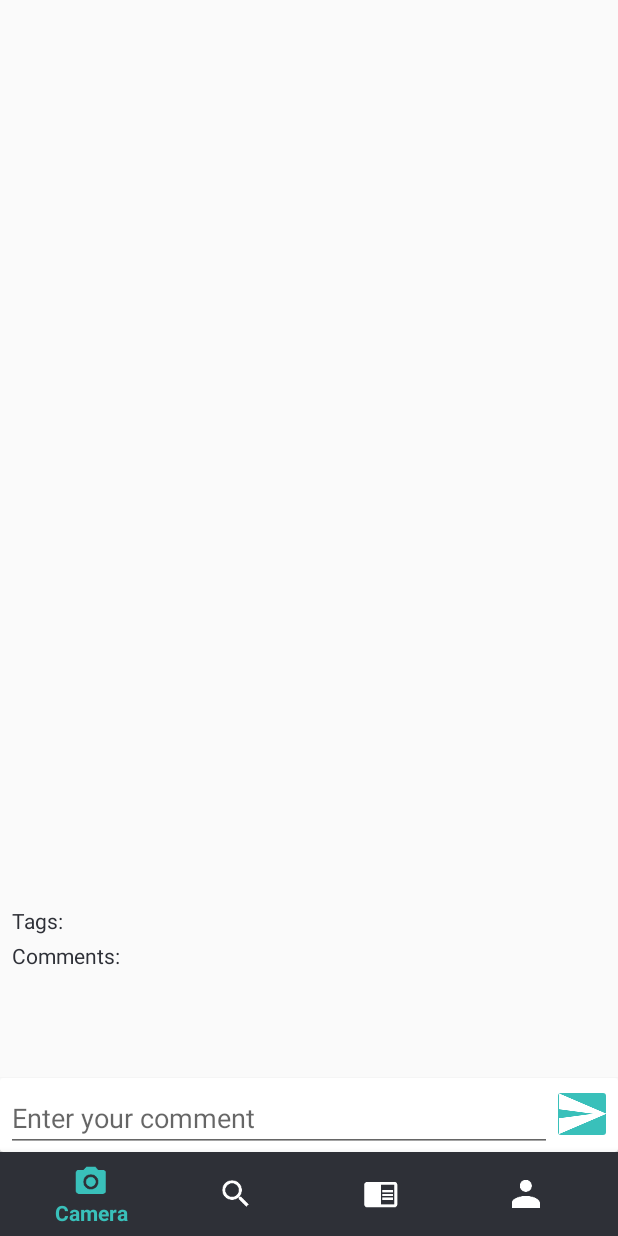
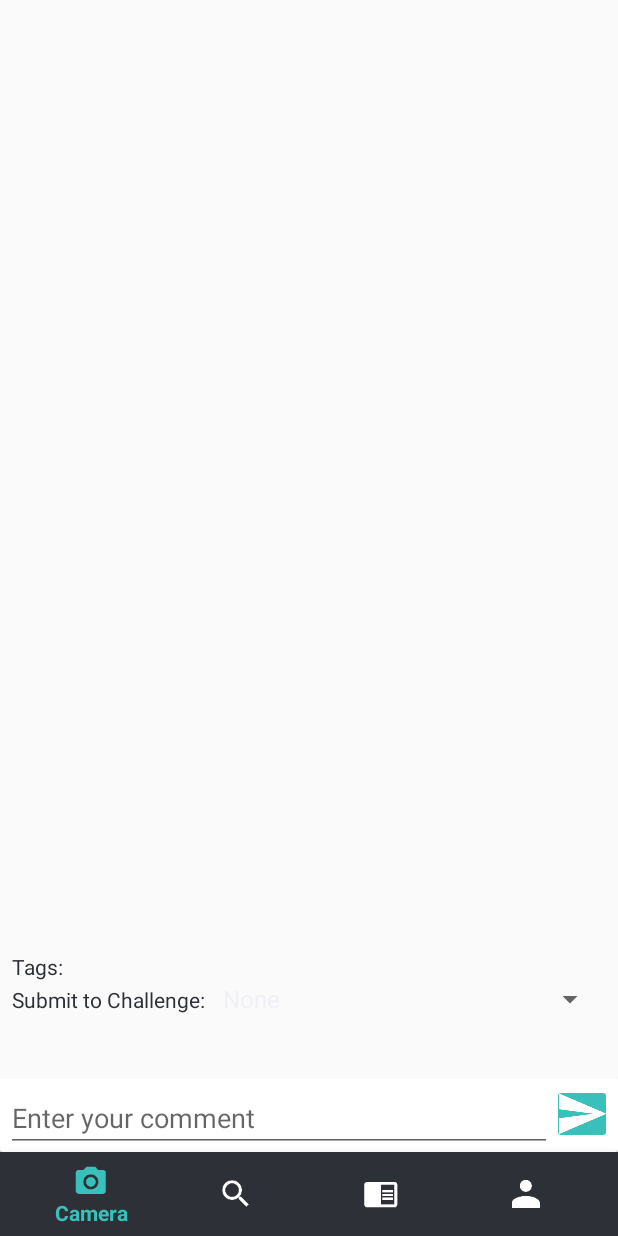
Before and after one commit to Jia-Yao/PICoachU, an Android app: the PublishActivity screen opened directly, with no data from a screen before it, on a phone screen of 412 x 824 dp. Run offline under Robolectric (Android 15) with nearby library versions, the phone set to English and light mode, and no system bars; libraries missing offline, so code that uses them is left out: org.json.simple; 1 statement that could not run was skipped.

Commit message:
work in progress: publish page.
1. add spinner and add tag
2. fix bugs with JSON
3. todo: finish publish page and make sure new photo is working

```diff
--- a/PICoachU/app/src/main/java/cs147/picoachu/ExploreActivity.java
+++ b/PICoachU/app/src/main/java/cs147/picoachu/ExploreActivity.java
@@ -82,7 +82,6 @@ public class ExploreActivity extends AppCompatActivity {
 
 
 
-
         sendButton = (ImageButton) findViewById(R.id.sendButton);
         sendButton.setEnabled(false);
         commentInput = (EditText) findViewById(R.id.commentInput);
@@ -114,7 +113,7 @@ public class ExploreActivity extends AppCompatActivity {
                 SquareImageView image;
                 int counter = 0, resID;
                 //ArrayList<Integer> photoids = Data.getUser(Data.currentUserId).photos;
-                for (int i =1; i<= 10; i++){
+                for (int i =1; i<= Data.getMaxPhotoId(); i++){
                     if (counter%3 == 0){
                         tr = new TableRow(ExploreActivity.this);
                         tr.setLayoutParams(new ViewGroup.LayoutParams(ViewGroup.LayoutParams.MATCH_PARENT, ViewGroup.LayoutParams.WRAP_CONTENT));
--- a/PICoachU/app/src/main/java/cs147/picoachu/MeActivity.java
+++ b/PICoachU/app/src/main/java/cs147/picoachu/MeActivity.java
@@ -97,6 +97,10 @@ public class MeActivity extends AppCompatActivity {
         navigation_menu = navigation.getMenu();
         MenuItem menuItem = navigation_menu.getItem(3);
         menuItem.setChecked(true);
+
+
+        // update user photos
+        Data.UpdateAllUsers(getExternalFilesDir(null).toString());
 
         // Set up profile information
         ImageView imageView = (ImageView) findViewById(R.id.profilePhotoView);
@@ -264,6 +268,8 @@ public class MeActivity extends AppCompatActivity {
     public void onPause() {
         super.onPause();
         overridePendingTransition(0, 0);
+        // dump info of extra images to json files
+        Data.DumpAllUsers(getExternalFilesDir(null).toString());
     }
 
 }
--- a/PICoachU/app/src/main/java/cs147/picoachu/PublishActivity.java
+++ b/PICoachU/app/src/main/java/cs147/picoachu/PublishActivity.java
@@ -1,5 +1,6 @@
 package cs147.picoachu;
 
+import android.app.Activity;
 import android.content.Intent;
 import android.graphics.Bitmap;
 import android.graphics.BitmapFactory;
@@ -9,9 +10,15 @@ import android.support.v7.app.AppCompatActivity;
 import android.os.Bundle;
 import android.view.Menu;
 import android.view.MenuItem;
+import android.view.View;
+import android.widget.AdapterView;
+import android.widget.ArrayAdapter;
 import android.widget.ImageView;
+import android.widget.Spinner;
 
 import java.io.File;
+import java.util.ArrayList;
+import java.util.Arrays;
 
 public class PublishActivity extends AppCompatActivity {
 
@@ -101,5 +108,76 @@ public class PublishActivity extends AppCompatActivity {
             }
         }
 
+        // set spinner
+        Spinner spinner = (Spinner) findViewById(R.id.challengeDropDown);
+        // Create an ArrayAdapter using the string array and a default spinner layout
+        ArrayList<String> challenges = new ArrayList<String>();
+        challenges.add("None");
+        for (int chaId : Data.getUser(userid).acceptedChallenges){
+            challenges.add(Data.getChallenge(chaId).title);
+        }
+        for (int chaId : Data.getUser(userid).completedChallenges){
+            challenges.add(Data.getChallenge(chaId).title);
+        }
+        ArrayAdapter adapter = new ArrayAdapter<String>(getApplicationContext(),
+                android.R.layout.simple_spinner_item, challenges);
+        // Specify the layout to use when the list of choices appears
+        adapter.setDropDownViewResource(android.R.layout.simple_spinner_dropdown_item);
+        // Apply the adapter to the spinner
+        spinner.setAdapter(adapter);
+
+        spinner.setOnItemSelectedListener(new SpinnerActivity());
+
     }
+
+    // properties for new photo
+    private int forChallenge = -1;
+    private int photoid;
+
+    private String photoName;
+
+    private int ownerid;
+
+    private String userPhotoName;
+
+    private ArrayList<String> tags;
+
+    private ArrayList<ArrayList<String>> comments;
+
+    public class SpinnerActivity extends Activity implements AdapterView.OnItemSelectedListener {
+        public void onItemSelected(AdapterView<?> parent, View view, int pos, long id) {
+            // An item was selected. You can retrieve the selected item using
+            // parent.getItemAtPosition(pos)
+            String challenge = (String) parent.getItemAtPosition(pos);
+            if (challenge!="None"){
+                for (int chaId : Data.getUser(userid).acceptedChallenges){
+                    if (Data.getChallenge(chaId).title == challenge){
+                        forChallenge = chaId;
+                    }
+                }
+                for (int chaId : Data.getUser(userid).completedChallenges){
+                    if (Data.getChallenge(chaId).title == challenge){
+                        forChallenge = chaId;
+                    }
+                }
+            }
+
+
+        }
+
+        public void onNothingSelected(AdapterView<?> parent) {
+            // Another interface callback
+        }
+
+    }
+
+    /* TODO: call back for publish button:
+        0. add new tag?
+        1. build photo object with tags + challenges, id, name, owner
+        2. add photo to user
+        3. dump json file
+        4. change challenge status in user
+
+    */
+
 }
--- a/PICoachU/app/src/main/res/layout/activity_publish.xml
+++ b/PICoachU/app/src/main/res/layout/activity_publish.xml
@@ -6,6 +6,44 @@
     android:layout_width="match_parent"
     android:layout_height="match_parent"
     tools:context="cs147.picoachu.PhotoDetailActivity">
+
+    <android.support.v7.widget.CardView
+        android:id="@+id/input"
+        android:layout_width="0dp"
+        android:layout_height="wrap_content"
+        app:layout_constraintBottom_toTopOf="@id/navigation"
+        app:layout_constraintLeft_toLeftOf="parent"
+        app:layout_constraintRight_toRightOf="parent">
+
+        <LinearLayout
+            android:layout_width="match_parent"
+            android:layout_height="wrap_content"
+            android:layout_marginLeft="4dp"
+            android:layout_marginRight="4dp"
+            android:layout_marginTop="4dp"
+            android:focusable="true"
+            android:focusableInTouchMode="true"
+            android:orientation="horizontal">
+
+            <EditText
+                android:id="@+id/tagsInput"
+                android:layout_width="0dp"
+                android:layout_height="wrap_content"
+                android:layout_weight="1"
+                android:ems="10"
+                android:hint="@string/comment_hint"
+                android:text="" />
+
+            <ImageButton
+                android:id="@+id/sendButton"
+                android:layout_width="wrap_content"
+                android:layout_height="wrap_content"
+                android:padding="2dp"
+                android:theme="@style/SendButton"
+                app:srcCompat="@drawable/send_white" />
+
+        </LinearLayout>
+    </android.support.v7.widget.CardView>
 
     <android.support.design.widget.BottomNavigationView
         android:id="@+id/navigation"
@@ -21,49 +59,10 @@
         app:layout_constraintRight_toRightOf="parent"
         app:menu="@menu/navigation" />
 
-    <android.support.v7.widget.CardView
-        android:id="@+id/input"
-        android:layout_width="0dp"
-        android:layout_height="wrap_content"
-        app:layout_constraintBottom_toTopOf="@id/navigation"
-        app:layout_constraintLeft_toLeftOf="parent"
-        app:layout_constraintRight_toRightOf="parent">
-
     <LinearLayout
-            android:layout_width="match_parent"
-            android:layout_height="wrap_content"
-            android:layout_marginLeft="4dp"
-            android:layout_marginRight="4dp"
-            android:layout_marginTop="4dp"
-            android:orientation="horizontal"
-            android:focusable="true"
-            android:focusableInTouchMode="true">
-
-            <EditText
-                android:id="@+id/commentInput"
-                android:layout_width="0dp"
-                android:layout_height="wrap_content"
-                android:layout_weight="1"
-                android:ems="10"
-                android:text=""
-                android:hint="@string/comment_hint"/>
-
-            <ImageButton
-                android:id="@+id/sendButton"
-                android:layout_width="wrap_content"
-                android:layout_height="wrap_content"
-                android:padding="2dp"
-                app:srcCompat="@drawable/send_white"
-                android:theme="@style/SendButton"/>
-
-        </LinearLayout>
-    </android.support.v7.widget.CardView>
-
-    <LinearLayout
-        android:orientation="vertical"
         android:layout_width="0dp"
         android:layout_height="match_parent"
-        app:layout_constraintBottom_toTopOf="@id/input"
+        android:orientation="vertical"
         app:layout_constraintLeft_toLeftOf="parent"
         app:layout_constraintRight_toRightOf="parent">
 
@@ -77,65 +76,67 @@
                 android:id="@+id/userPhotoView"
                 android:layout_width="match_parent"
                 android:layout_height="match_parent"
-                android:scaleType="centerCrop"
-                android:adjustViewBounds="true"/>
+                android:adjustViewBounds="true"
+                android:scaleType="centerCrop" />
         </RelativeLayout>
 
         <LinearLayout
             android:layout_width="match_parent"
             android:layout_height="0dp"
-            android:layout_weight="0.3"
             android:layout_marginLeft="8dp"
             android:layout_marginRight="8dp"
+            android:layout_weight="0.1"
             android:orientation="vertical">
 
-            <TextView
-                android:id="@+id/ownerNameView"
-                android:layout_width="match_parent"
-                android:layout_height="wrap_content"
-                android:layout_marginBottom="4dp"
-                android:layout_marginTop="4dp"
-                android:gravity="center_horizontal"
-                android:text=""
-                android:textColor="@color/colorPrimaryDark"/>
-
-
-            <HorizontalScrollView
-                android:layout_width="match_parent"
-                android:layout_height="wrap_content"
-                android:layout_marginBottom="4dp">
 
             <LinearLayout
-                    android:id="@+id/tagsView"
-                    android:layout_width="wrap_content"
+                android:id="@+id/addTagsView"
+                android:layout_width="match_parent"
                 android:layout_height="wrap_content"
                 android:orientation="horizontal">
 
                 <TextView
-                        android:id="@+id/tags"
+                    android:id="@+id/addTags"
                     android:layout_width="wrap_content"
                     android:layout_height="wrap_content"
                     android:layout_marginRight="4dp"
+                    android:layout_weight="1"
                     android:text="@string/tags"
-                        android:textColor="@color/colorPrimaryDark"/>
+                    android:textColor="@color/colorPrimaryDark" />
+
             </LinearLayout>
-            </HorizontalScrollView>
+
+            <LinearLayout
+                android:id="@+id/submitChallengeView"
+                android:layout_width="match_parent"
+                android:layout_height="match_parent"
+                android:orientation="horizontal">
 
                 <TextView
-                android:id="@+id/comments"
+                    android:id="@+id/submitChallenge"
                     android:layout_width="wrap_content"
                     android:layout_height="wrap_content"
-                android:text="@string/comments"
-                android:textColor="@color/colorPrimaryDark"/>
+                    android:layout_marginRight="4dp"
+                    android:text="@string/submitChallenge"
+                    android:textColor="@color/colorPrimaryDark" />
 
-            <ListView
-                android:id="@+id/commentsList"
+                <Spinner
+                    android:id="@+id/challengeDropDown"
                     android:layout_width="match_parent"
                     android:layout_height="wrap_content"
-                android:fadeScrollbars="false">
+                    android:layout_weight="1" />
+            </LinearLayout>
 
-            </ListView>
         </LinearLayout>
+
+        <Button
+            android:id="@+id/button"
+            android:layout_width="100dp"
+            android:layout_height="wrap_content"
+            android:layout_gravity="right"
+            android:layout_marginBottom="50dp"
+            android:gravity="center_vertical|center_horizontal"
+            android:text="Publish" />
     </LinearLayout>
 
 
--- a/PICoachU/app/src/main/res/values/strings.xml
+++ b/PICoachU/app/src/main/res/values/strings.xml
@@ -10,6 +10,7 @@
     <string name="remove">Decline</string>
     <string name="comment_hint">Enter your comment</string>
     <string name="tags">Tags:</string>
+    <string name="submitChallenge">Submit to Challenge:</string>
     <string name="comments">Comments:</string>
     <string name="title_activity_select_task">SelectTaskActivity</string>
     <string name="picture">Picture</string>
```
Also changed, not shown: PICoachU/app/src/main/java/cs147/picoachu/Data.java (+48 -21 lines). Lines whose indentation alone changed are shown as unchanged.
